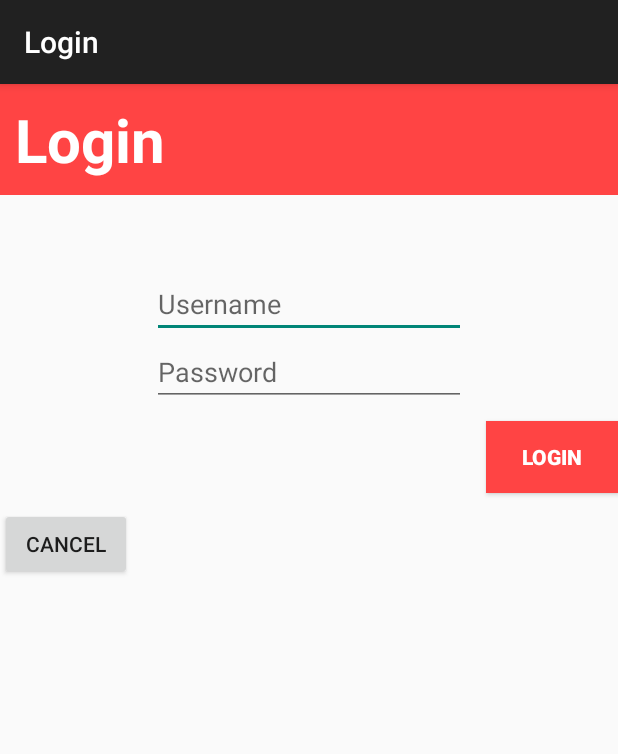
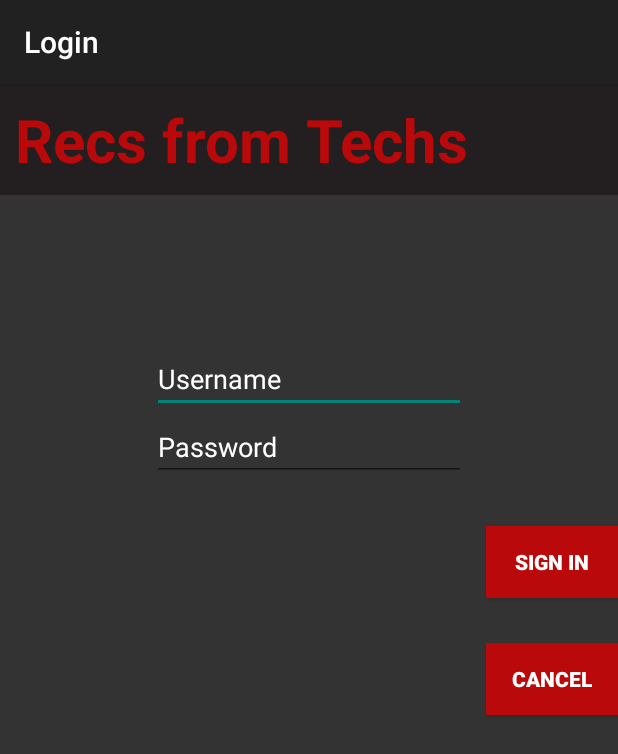
Before and after one commit to DoYouWantToBuildAProgram/Recs-From-Techs, an Android app: the Login screen opened directly, with no data from a screen before it, on a phone screen of 412 x 824 dp. Shown: the top 754 px of the screen. Run offline under Robolectric (Android 15) with nearby library versions, the phone set to English and light mode, and no system bars.

Commit message:
UI changes, Netflix theme

```diff
--- a/app/src/main/res/layout/content_login.xml
+++ b/app/src/main/res/layout/content_login.xml
@@ -7,29 +7,34 @@
     app:layout_behavior="@string/appbar_scrolling_view_behavior"
     tools:context="com.example.erica.recsfromtechs.Login"
     tools:showIn="@layout/activity_login"
-    android:orientation="vertical">
+    android:background="#333333"
+    android:orientation="vertical"
+    >
 
     <TextView
         android:id="@+id/header"
-        android:text="@string/login_button"
+        android:text="Recs from Techs"
         android:layout_width="match_parent"
         android:layout_height="wrap_content"
         android:padding="10dp"
         android:textSize="40sp"
-        android:textColor="@android:color/white"
+        android:textColor="#B9090B"
         android:textStyle="bold"
-        android:background="@android:color/holo_red_light"
+        android:background="#231f20"
         />
+
 
     <Space
         android:layout_width="match_parent"
-        android:layout_height="50dp"
-        android:layout_gravity="center_horizontal" />
+        android:layout_height="100dp"
+        android:background= "#3d4141"
+        />
 
     <EditText android:id="@+id/username"
         android:layout_width="209dp"
         android:layout_height="wrap_content"
         android:hint="@string/username"
+        android:textColorHint="#FFFFFF"
         android:layout_gravity="center_horizontal" />
 
     <EditText android:id="@+id/password"
@@ -38,35 +43,50 @@
         android:inputType="textPassword"
         android:ems="10"
         android:hint="@string/password"
-        android:layout_gravity="center_horizontal" />
+        android:layout_gravity="center_horizontal"
+        android:textColorHint="#FFFFFF" />
 
 
     <Space
         android:layout_width="match_parent"
-        android:layout_height="10dp"
-        android:layout_gravity="center_horizontal" />
+        android:layout_height="30dp"
+        android:layout_gravity="center_horizontal"
+         />
 
     <Button
         android:layout_width="wrap_content"
         android:layout_height="wrap_content"
-        android:text="Login"
-        android:textColor="@android:color/white"
+        android:text="SIGN IN"
         android:onClick="loginSuccessful"
         android:textStyle="bold"
         android:layout_gravity="right"
-        android:background="@android:color/holo_red_light" />
+        android:background="#B9090B"
+        android:textColor="#FFFFFF"
+        />
 
     <Space
         android:layout_width="match_parent"
-        android:layout_height="10dp"
-        android:layout_gravity="right" />
+        android:layout_height="30dp"
+        android:layout_gravity="right"
+        android:background="#6a737b"/>
 
     <Button
         android:layout_width="wrap_content"
         android:layout_height="wrap_content"
-        android:text="cancel"
+        android:text="CANCEL"
         android:onClick="cancel"
-        android:layout_gravity="left"
-        android:clickable="true" />
+        android:textStyle="bold"
+        android:layout_gravity="right"
+        android:clickable="true"
+        android:background="#B9090B"
+        android:textColor="#FFFFFF"
+        />
+
+    <Space
+        android:layout_width="match_parent"
+        android:layout_height="match_parent"
+        android:layout_gravity="right"
+        android:background="#6a737b"/>
+
 
 </LinearLayout>
```
Also changed, not shown: app/src/main/res/layout/activity_main.xml (+32 -13 lines), app/src/main/res/layout/content_dashboard.xml (+13 -6 lines), app/src/main/res/layout/content_register.xml (+27 -9 lines), app/src/main/res/mipmap-hdpi/ic_launcher.png, app/src/main/res/mipmap-mdpi/ic_launcher.png, app/src/main/res/mipmap-xhdpi/ic_launcher.png, app/src/main/res/mipmap-xxhdpi/ic_launcher.png, 1 other file.
